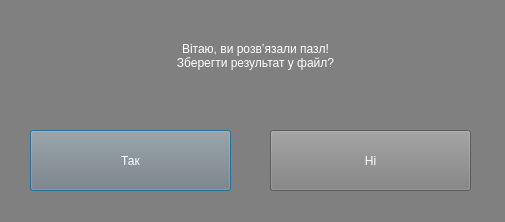
Qt form code/end_dialog.ui (k0rbie/pb_course) before a commit.
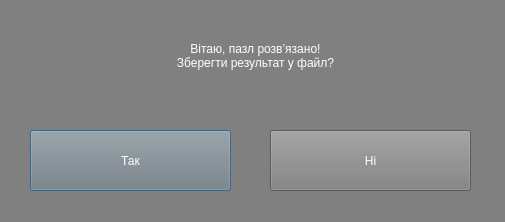
The same form after that commit.

Patch:
```diff
--- a/code/end_dialog.ui
+++ b/code/end_dialog.ui
@@ -55,7 +55,7 @@
     </rect>
    </property>
    <property name="text">
-    <string>Вітаю, ви розвʼязали пазл!
+    <string>Вітаю, пазл розвʼязано!
 Зберегти результат у файл?</string>
    </property>
    <property name="alignment">
```
